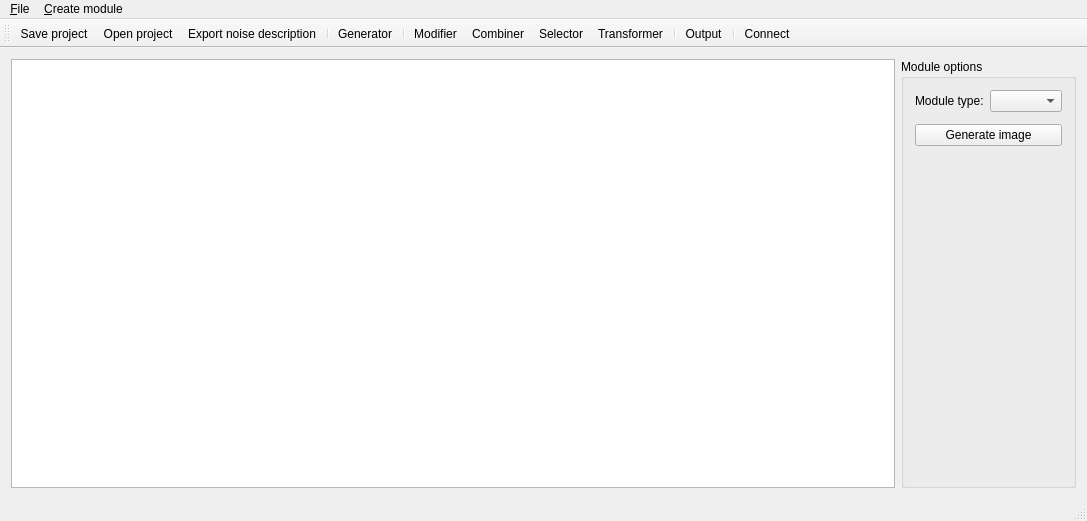
Before: the Qt Designer form NoiseTextureGenerator/mainwindow.ui in Kvalme/noisetexturegenerator, drawn with Qt 5.
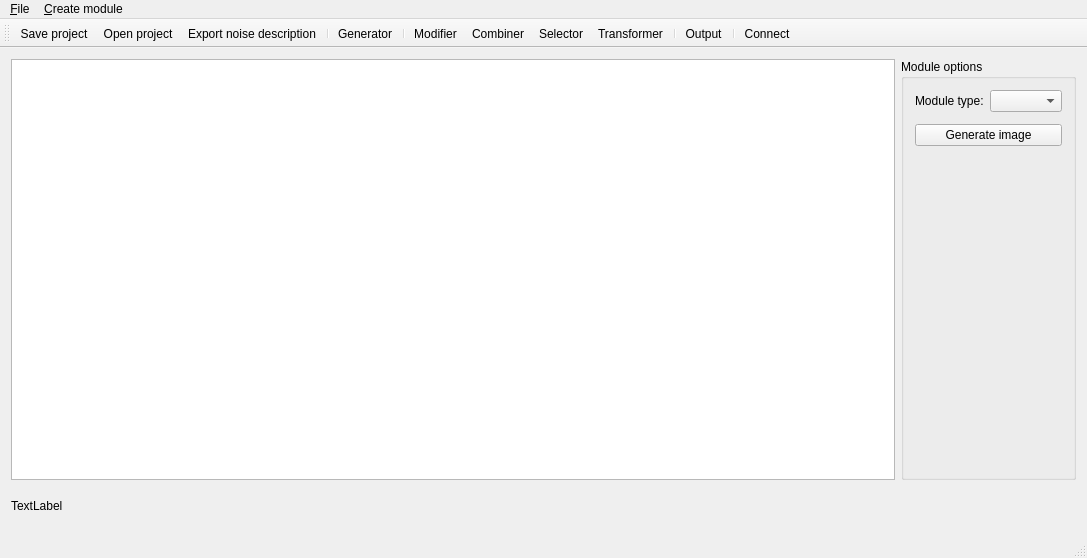
After: the same form once the commit is applied. Custom widgets are drawn as their Qt base class.

```diff
--- a/NoiseTextureGenerator/mainwindow.ui
+++ b/NoiseTextureGenerator/mainwindow.ui
@@ -7,7 +7,7 @@
     <x>0</x>
     <y>0</y>
     <width>1087</width>
-    <height>521</height>
+    <height>558</height>
    </rect>
   </property>
   <property name="windowTitle">
@@ -88,6 +88,19 @@
       </item>
      </layout>
     </item>
+    <item>
+     <widget class="GradientEditor" name="gradientEditor">
+      <property name="minimumSize">
+       <size>
+        <width>0</width>
+        <height>39</height>
+       </size>
+      </property>
+      <property name="text">
+       <string>TextLabel</string>
+      </property>
+     </widget>
+    </item>
    </layout>
   </widget>
   <widget class="QMenuBar" name="menuBar">
@@ -233,6 +246,13 @@
   </action>
  </widget>
  <layoutdefault spacing="6" margin="11"/>
+ <customwidgets>
+  <customwidget>
+   <class>GradientEditor</class>
+   <extends>QLabel</extends>
+   <header>GradientEditor/gradienteditor.h</header>
+  </customwidget>
+ </customwidgets>
  <resources/>
  <connections/>
 </ui>
```
Left out of the diff: 3 changed lines with no effect on the pictures.
